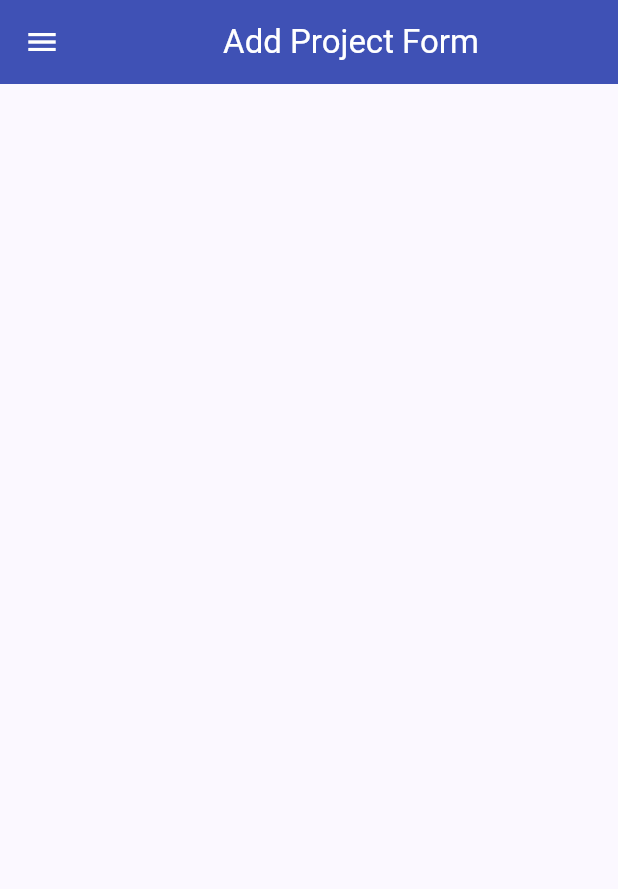
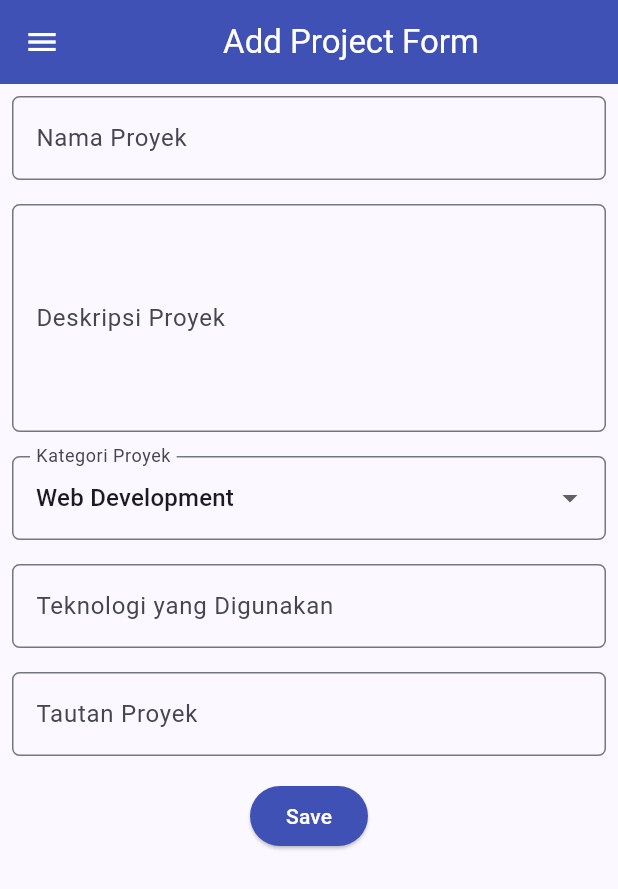
Before and after one commit to khansakkh/myportofolio_mobile, a Flutter app: the screen it shows after launch, in the side drawer, after a tap on "Add Project", on a phone screen of 412 x 824 dp. Shown: the top 889 px of the screen. Run offline on Flutter 3.47's test engine with Material 3 defaults, Android fonts, the phone set to English and light mode, and no system bars.

Commit message:
Buat form proyek dengan validasi nama dan deskripsi

```diff
--- a/lib/project_form.dart
+++ b/lib/project_form.dart
@@ -9,6 +9,22 @@ class ProjectFormPage extends StatefulWidget {
 }
 
 class _ProjectFormPageState extends State<ProjectFormPage> {
+  final _formKey = GlobalKey<FormState>();
+
+  String _projectName = '';
+  String _description = '';
+  String _category = 'Web Development';
+  String _technologies = '';
+  String _projectLink = '';
+
+  final List<String> _categories = [
+    'Web Development',
+    'Mobile Development',
+    'Machine Learning',
+    'Data Science',
+    'Other',
+  ];
+
   @override
   Widget build(BuildContext context) {
     return Scaffold(
@@ -18,7 +34,146 @@ class _ProjectFormPageState extends State<ProjectFormPage> {
         foregroundColor: Colors.white,
       ),
       drawer: const LeftDrawer(),
-      body: const Form(child: SingleChildScrollView()),
+      body: Form(
+        key: _formKey,
+        child: SingleChildScrollView(
+          child: Column(
+            crossAxisAlignment: CrossAxisAlignment.start,
+            children: [
+              Padding(
+                padding: const EdgeInsets.all(8.0),
+                child: TextFormField(
+                  decoration: InputDecoration(
+                    hintText: 'Nama Proyek',
+                    labelText: 'Nama Proyek',
+                    border: OutlineInputBorder(
+                      borderRadius: BorderRadius.circular(5.0),
+                    ),
+                  ),
+                  onChanged: (value) {
+                    setState(() => _projectName = value);
+                  },
+                  validator: (value) {
+                    if (value == null || value.trim().isEmpty) {
+                      return 'Nama proyek tidak boleh kosong!';
+                    }
+                    return null;
+                  },
+                ),
+              ),
+              Padding(
+                padding: const EdgeInsets.all(8.0),
+                child: TextFormField(
+                  maxLines: 5,
+                  decoration: InputDecoration(
+                    hintText: 'Deskripsi Proyek',
+                    labelText: 'Deskripsi Proyek',
+                    border: OutlineInputBorder(
+                      borderRadius: BorderRadius.circular(5.0),
+                    ),
+                  ),
+                  onChanged: (value) {
+                    setState(() => _description = value);
+                  },
+                  validator: (value) {
+                    if (value == null || value.trim().isEmpty) {
+                      return 'Deskripsi proyek tidak boleh kosong!';
+                    }
+                    return null;
+                  },
+                ),
+              ),
+              Padding(
+                padding: const EdgeInsets.all(8.0),
+                child: DropdownButtonFormField<String>(
+                  decoration: InputDecoration(
+                    labelText: 'Kategori Proyek',
+                    border: OutlineInputBorder(
+                      borderRadius: BorderRadius.circular(5.0),
+                    ),
+                  ),
+                  initialValue: _category,
+                  items: _categories
+                      .map((category) => DropdownMenuItem(
+                            value: category,
+                            child: Text(category),
+                          ))
+                      .toList(),
+                  onChanged: (value) {
+                    if (value != null) {
+                      setState(() => _category = value);
+                    }
+                  },
+                ),
+              ),
+              Padding(
+                padding: const EdgeInsets.all(8.0),
+                child: TextFormField(
+                  decoration: InputDecoration(
+                    hintText: 'Contoh: Flutter, Django, Figma',
+                    labelText: 'Teknologi yang Digunakan',
+                    border: OutlineInputBorder(
+                      borderRadius: BorderRadius.circular(5.0),
+                    ),
+                  ),
+                  onChanged: (value) {
+                    setState(() => _technologies = value);
+                  },
+                ),
+              ),
+              Padding(
+                padding: const EdgeInsets.all(8.0),
+                child: TextFormField(
+                  decoration: InputDecoration(
+                    hintText: 'URL Proyek (opsional)',
+                    labelText: 'Tautan Proyek',
+                    border: OutlineInputBorder(
+                      borderRadius: BorderRadius.circular(5.0),
+                    ),
+                  ),
+                  onChanged: (value) {
+                    setState(() => _projectLink = value);
+                  },
+                ),
+              ),
+              Align(
+                alignment: Alignment.bottomCenter,
+                child: Padding(
+                  padding: const EdgeInsets.all(8.0),
+                  child: ElevatedButton(
+                    style: ButtonStyle(
+                      backgroundColor: WidgetStateProperty.all(Colors.indigo),
+                    ),
+                    onPressed: () {
+                      if (_formKey.currentState!.validate()) {
+                        showDialog<void>(
+                          context: context,
+                          builder: (context) => AlertDialog(
+                            title: const Text('Proyek berhasil ditambahkan!'),
+                            actions: [
+                              TextButton(
+                                onPressed: () {
+                                  Navigator.pop(context);
+                                  _formKey.currentState!.reset();
+                                },
+                                child: const Text('OK'),
+                              ),
+                            ],
+                          ),
+                        );
+                      }
+                    },
+                    child: const Text(
+                      'Save',
+                      style: TextStyle(color: Colors.white),
+                    ),
+                  ),
+                ),
+              ),
+            ],
+          ),
+        ),
+      ),
     );
   }
 }
```
